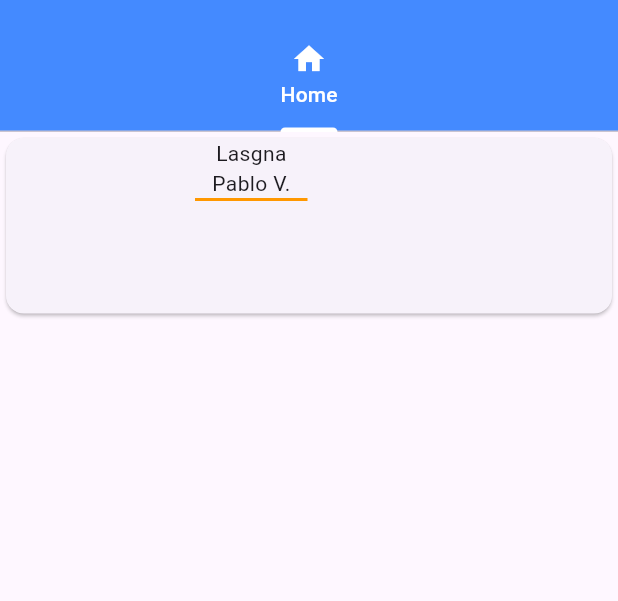
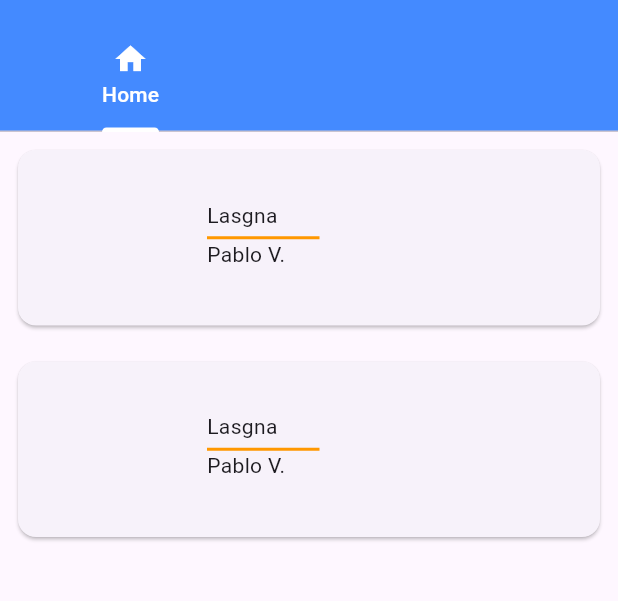
Before and after one commit to elpavh/Recetario-App, a Flutter app: the screen it shows after launch, on a phone screen of 412 x 824 dp, the part 63-664 px from its top. Run offline on Flutter 3.47's test engine with Material 3 defaults, Android fonts, the phone set to English and light mode, and no system bars.

Commit message:
modularizamos el homescreen para que reciba varias columnas de _RecipeCard, alineamos el orden de las cosas dentro de las columnas con mainAxisAlignmet y crossAxisAlignment y le dimos espacio con height al nombre y autor de la receta, tambien se movio la linea para que pasara en el medio de estos 2, movimiento de lugar el container

```diff
--- a/lib/main.dart
+++ b/lib/main.dart
@@ -35,6 +35,7 @@ class RecipeBook extends StatelessWidget {
              Colors.white)
              ),
           bottom: TabBar(
+            isScrollable: true, // ordena de izqueirda a derecha si hay muchas tabs
             indicatorColor: Colors.white,
             labelColor: Colors.white,
             unselectedLabelColor: Colors.white70,
--- a/lib/screens/home_screen.dart
+++ b/lib/screens/home_screen.dart
@@ -6,7 +6,18 @@ class HomeScreen extends StatelessWidget {
   @override
   Widget build(BuildContext context) {
     return Scaffold(
-      body:Container(
+      body:Column(children: <Widget> [
+        _RecipesCard(context),
+        _RecipesCard(context),
+      ],
+      )
+    );
+  }
+
+  Widget _RecipesCard(BuildContext context) {
+    return Padding(
+      padding: const EdgeInsets.all(8.0), // se colo el padding para que exista separacion entre los RecipesCard
+      child: Container(
           width:MediaQuery.of(context).size.width,
           height: 125,
           child: Card(
@@ -21,19 +32,25 @@ class HomeScreen extends StatelessWidget {
                       ),
                     ),
                     SizedBox(width: 26),
-                  Column(children: <Widget> [
+                    Column(
+                      mainAxisAlignment: MainAxisAlignment.center, // se agrego para que se centre la informacion en el medio
+                      crossAxisAlignment: CrossAxisAlignment.start,// Siempre de manera horizontal este ubicado al inicio
+                      children: <Widget> [
                         Text("Lasgna"),
-                    Text('Pablo V.'),
-                    Container(
+                        SizedBox(height: 4,), // Se agregaron sizebox en height esto porque estamos usando una columna para dar espacio
+                        Container( // Movimos de lugar el container para que la linea naranja divida el nobmre del autor
                           height: 2,
                           width: 75,
                           color: Colors.orange
-                    )
+                        ),
+                        Text('Pablo V.'),
+                        SizedBox(height: 4,),
+
                     ],)
                   ],
                 ),
               ),
-          )
+            ),
     );
   }
 }
```
Lines whose indentation alone changed are shown as unchanged.
